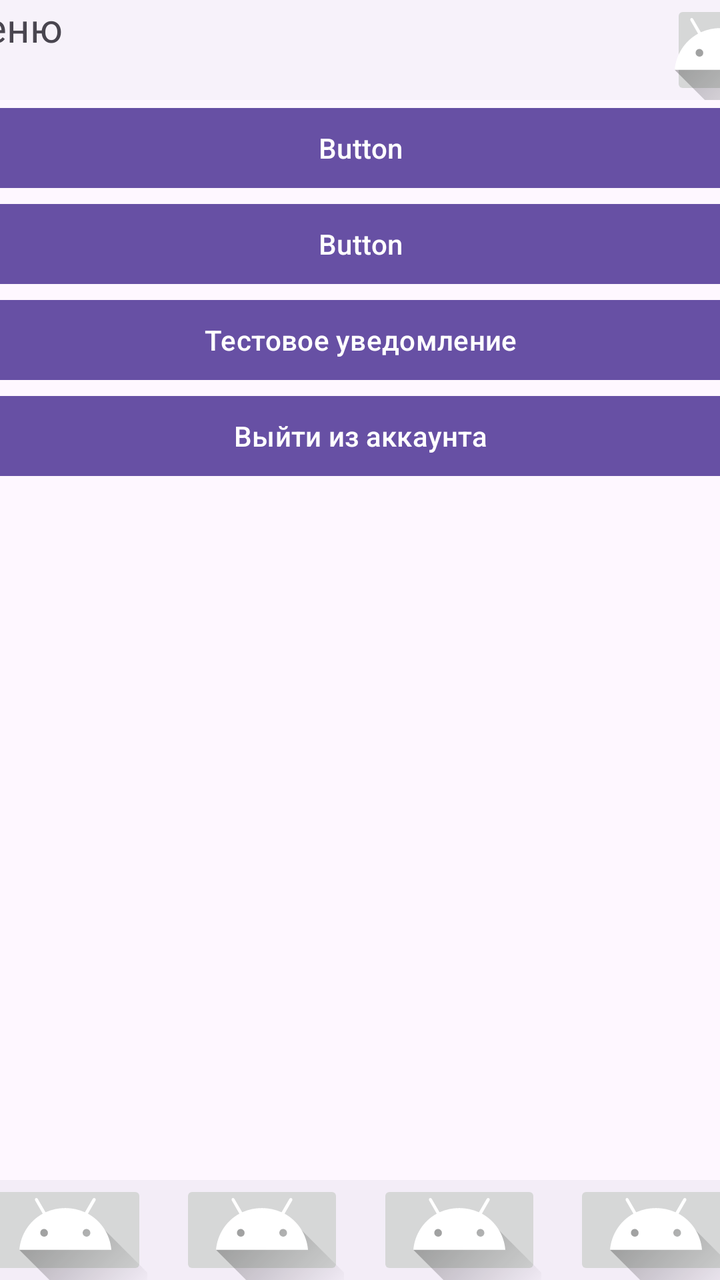
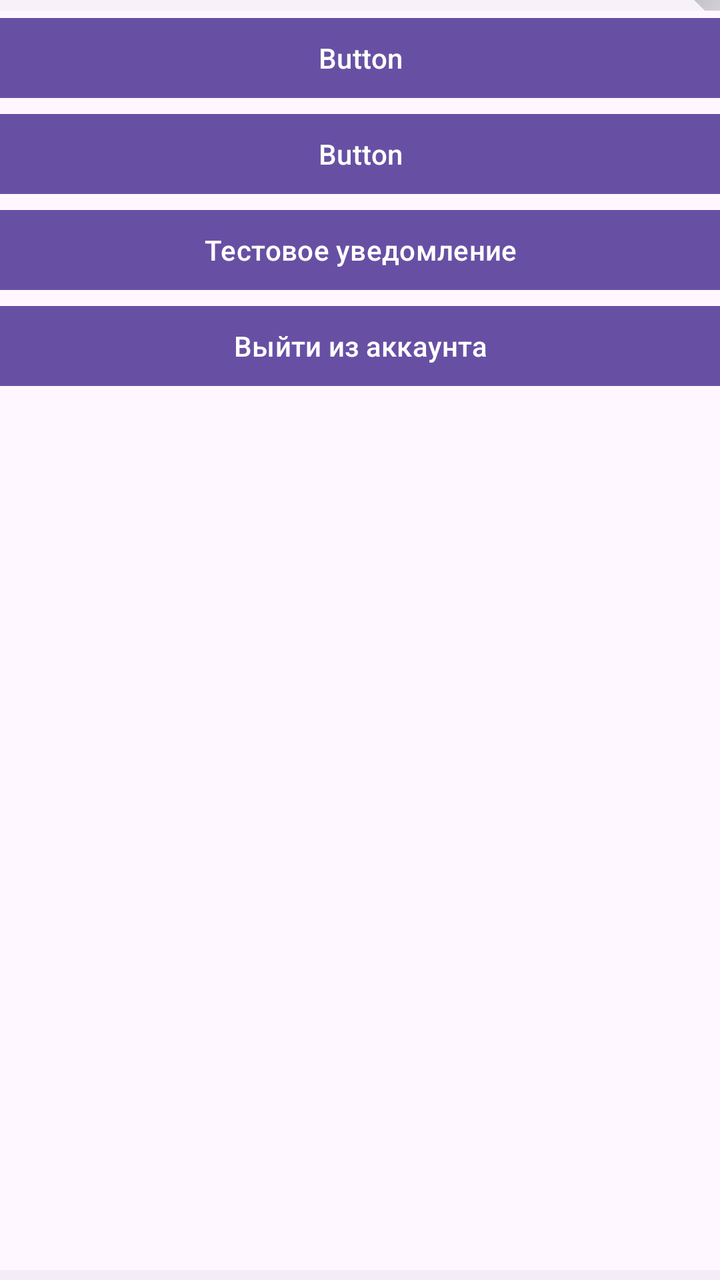

Compare the two renders of this Android layout. The source of the first and the diff that turns it into the second are given below.
<!-- AndroidManifest.xml: application theme Theme.Project1 -->
<!-- res/layout/activity_menu.xml -->
<?xml version="1.0" encoding="utf-8"?>
<androidx.constraintlayout.widget.ConstraintLayout xmlns:android="http://schemas.android.com/apk/res/android"
    xmlns:app="http://schemas.android.com/apk/res-auto"
    xmlns:tools="http://schemas.android.com/tools"
    android:id="@+id/main"
    android:layout_width="match_parent"
    android:layout_height="match_parent"
    tools:context=".Menu">

    <ScrollView
        android:layout_width="410dp"
        android:layout_height="630dp"
        app:layout_constraintEnd_toEndOf="parent"
        app:layout_constraintStart_toStartOf="parent"
        app:layout_constraintTop_toBottomOf="@+id/navigationView">

        <LinearLayout
            android:layout_width="match_parent"
            android:layout_height="wrap_content"
            android:orientation="vertical">

            <Button
                android:id="@+id/button4"
                android:layout_width="match_parent"
                android:layout_height="wrap_content"
                android:text="Button" />

            <Button
                android:id="@+id/button"
                android:layout_width="match_parent"
                android:layout_height="wrap_content"
                android:text="Button" />

            <Button
                android:id="@+id/Notification"
                android:layout_width="match_parent"
                android:layout_height="wrap_content"
                android:text="Тестовое уведомление" />

            <Button
                android:id="@+id/Logout"
                android:layout_width="match_parent"
                android:layout_height="wrap_content"
                android:onClick="Logout_Click"
                android:text="Выйти из аккаунта" />
        </LinearLayout>
    </ScrollView>

    <com.google.android.material.navigation.NavigationView
        android:id="@+id/navigationView"
        android:layout_width="410dp"
        android:layout_height="50dp"
        app:layout_constraintEnd_toEndOf="parent"
        app:layout_constraintStart_toStartOf="parent"
        app:layout_constraintTop_toTopOf="parent">

        <androidx.constraintlayout.widget.ConstraintLayout
            android:layout_width="match_parent"
            android:layout_height="match_parent">

            <TextView
                android:id="@+id/textView5"
                android:layout_width="wrap_content"
                android:layout_height="50dp"
                android:text="Меню"
                android:textSize="20sp"
                app:layout_constraintBottom_toBottomOf="parent"
                app:layout_constraintStart_toStartOf="parent"
                app:layout_constraintTop_toTopOf="parent" />

            <ImageButton
                android:id="@+id/imageButton2"
                android:layout_width="50dp"
                android:layout_height="wrap_content"
                app:layout_constraintBottom_toBottomOf="parent"
                app:layout_constraintEnd_toEndOf="parent"
                app:layout_constraintTop_toTopOf="parent"
                app:srcCompat="@drawable/ic_launcher_foreground" />
        </androidx.constraintlayout.widget.ConstraintLayout>
    </com.google.android.material.navigation.NavigationView>

    <com.google.android.material.bottomnavigation.BottomNavigationView
        android:id="@+id/bottomNavigationView"
        android:layout_width="410dp"
        android:layout_height="50dp"
        app:layout_constraintBottom_toBottomOf="parent"
        app:layout_constraintEnd_toEndOf="parent"
        app:layout_constraintStart_toStartOf="parent">

        <androidx.constraintlayout.widget.ConstraintLayout
            android:layout_width="match_parent"
            android:layout_height="match_parent">

            <ImageButton
                android:id="@+id/menu_button_osnova"
                android:layout_width="82dp"
                android:layout_height="wrap_content"
                app:layout_constraintBottom_toBottomOf="parent"
                app:layout_constraintEnd_toStartOf="@+id/menu_button_search"
                app:layout_constraintStart_toStartOf="parent"
                app:layout_constraintTop_toTopOf="parent"
                app:srcCompat="@drawable/ic_launcher_foreground" />

            <ImageButton
                android:id="@+id/menu_button_search"
                android:layout_width="82dp"
                android:layout_height="wrap_content"
                android:onClick="Search_Click"
                app:layout_constraintBottom_toBottomOf="parent"
                app:layout_constraintEnd_toStartOf="@+id/button_menu"
                app:layout_constraintStart_toEndOf="@+id/menu_button_osnova"
                app:layout_constraintTop_toTopOf="parent"
                app:layout_constraintVertical_bias="0.0"
                app:srcCompat="@drawable/ic_launcher_foreground" />

            <ImageButton
                android:id="@+id/button_menu"
                android:layout_width="82dp"
                android:layout_height="wrap_content"
                app:layout_constraintBottom_toBottomOf="parent"
                app:layout_constraintEnd_toStartOf="@+id/button_account_info"
                app:layout_constraintStart_toEndOf="@+id/menu_button_search"
                app:layout_constraintTop_toTopOf="parent"
                app:srcCompat="@drawable/ic_launcher_foreground" />

            <ImageButton
                android:id="@+id/button_account_info"
                android:layout_width="82dp"
                android:layout_height="wrap_content"
                android:onClick="Account_info_Click"
                app:layout_constraintBottom_toBottomOf="parent"
                app:layout_constraintEnd_toEndOf="parent"
                app:layout_constraintStart_toEndOf="@+id/button_menu"
                app:layout_constraintTop_toTopOf="parent"
                app:srcCompat="@drawable/ic_launcher_foreground" />
        </androidx.constraintlayout.widget.ConstraintLayout>
    </com.google.android.material.bottomnavigation.BottomNavigationView>
</androidx.constraintlayout.widget.ConstraintLayout>
<!-- resources referenced by this layout -->
<resources>
  <!-- drawable ic_launcher_foreground (drawable) -->
  <vector xmlns:android="http://schemas.android.com/apk/res/android"
      xmlns:aapt="http://schemas.android.com/aapt"
      android:width="108dp"
      android:height="108dp"
      android:viewportWidth="108"
      android:viewportHeight="108">
      <path android:pathData="M31,63.928c0,0 6.4,-11 12.1,-13.1c7.2,-2.6 26,-1.4 26,-1.4l38.1,38.1L107,108.928l-32,-1L31,63.928z">
          <aapt:attr name="android:fillColor">
              <gradient
                  android:endX="85.84757"
                  android:endY="92.4963"
                  android:startX="42.9492"
                  android:startY="49.59793"
                  android:type="linear">
                  <item
                      android:color="#44000000"
                      android:offset="0.0" />
                  <item
                      android:color="#00000000"
                      android:offset="1.0" />
              </gradient>
          </aapt:attr>
      </path>
      <path
          android:fillColor="#FFFFFF"
          android:fillType="nonZero"
          android:pathData="M65.3,45.828l3.8,-6.6c0.2,-0.4 0.1,-0.9 -0.3,-1.1c-0.4,-0.2 -0.9,-0.1 -1.1,0.3l-3.9,6.7c-6.3,-2.8 -13.4,-2.8 -19.7,0l-3.9,-6.7c-0.2,-0.4 -0.7,-0.5 -1.1,-0.3C38.8,38.328 38.7,38.828 38.9,39.228l3.8,6.6C36.2,49.428 31.7,56.028 31,63.928h46C76.3,56.028 71.8,49.428 65.3,45.828zM43.4,57.328c-0.8,0 -1.5,-0.5 -1.8,-1.2c-0.3,-0.7 -0.1,-1.5 0.4,-2.1c0.5,-0.5 1.4,-0.7 2.1,-0.4c0.7,0.3 1.2,1 1.2,1.8C45.3,56.528 44.5,57.328 43.4,57.328L43.4,57.328zM64.6,57.328c-0.8,0 -1.5,-0.5 -1.8,-1.2s-0.1,-1.5 0.4,-2.1c0.5,-0.5 1.4,-0.7 2.1,-0.4c0.7,0.3 1.2,1 1.2,1.8C66.5,56.528 65.6,57.328 64.6,57.328L64.6,57.328z"
          android:strokeWidth="1"
          android:strokeColor="#00000000" />
  </vector>
  <style name="Theme.Project1" parent="Base.Theme.Project1" />
  <style name="Base.Theme.Project1" parent="Theme.Material3.DayNight.NoActionBar">
          
          
      </style>
</resources>

<!-- the commit's change to res/layout/activity_menu.xml (unified diff, before → after) -->
@@ -8,8 +8,12 @@
     tools:context=".Menu">
 
     <ScrollView
+        android:id="@+id/scrollView4"
         android:layout_width="410dp"
         android:layout_height="630dp"
+        android:layout_marginStart="20dp"
+        android:layout_marginEnd="20dp"
+        app:layout_constraintBottom_toTopOf="@+id/Menu_bottomNavigationView"
         app:layout_constraintEnd_toEndOf="parent"
         app:layout_constraintStart_toStartOf="parent"
         app:layout_constraintTop_toBottomOf="@+id/navigationView">
@@ -50,6 +54,9 @@
         android:id="@+id/navigationView"
         android:layout_width="410dp"
         android:layout_height="50dp"
+        android:layout_marginStart="20dp"
+        android:layout_marginEnd="20dp"
+        app:layout_constraintBottom_toTopOf="@+id/scrollView4"
         app:layout_constraintEnd_toEndOf="parent"
         app:layout_constraintStart_toStartOf="parent"
         app:layout_constraintTop_toTopOf="parent">
@@ -80,57 +87,57 @@
     </com.google.android.material.navigation.NavigationView>
 
     <com.google.android.material.bottomnavigation.BottomNavigationView
-        android:id="@+id/bottomNavigationView"
+        android:id="@+id/Menu_bottomNavigationView"
         android:layout_width="410dp"
         android:layout_height="50dp"
         app:layout_constraintBottom_toBottomOf="parent"
         app:layout_constraintEnd_toEndOf="parent"
-        app:layout_constraintStart_toStartOf="parent">
+        app:layout_constraintStart_toStartOf="parent"
+        app:layout_constraintTop_toBottomOf="@+id/scrollView4">
 
         <androidx.constraintlayout.widget.ConstraintLayout
             android:layout_width="match_parent"
             android:layout_height="match_parent">
 
             <ImageButton
-                android:id="@+id/menu_button_osnova"
+                android:id="@+id/Menu_osnova_Butoon"
                 android:layout_width="82dp"
                 android:layout_height="wrap_content"
                 app:layout_constraintBottom_toBottomOf="parent"
-                app:layout_constraintEnd_toStartOf="@+id/menu_button_search"
+                app:layout_constraintEnd_toStartOf="@+id/Menu_Search_Button"
                 app:layout_constraintStart_toStartOf="parent"
                 app:layout_constraintTop_toTopOf="parent"
                 app:srcCompat="@drawable/ic_launcher_foreground" />
 
             <ImageButton
-                android:id="@+id/menu_button_search"
+                android:id="@+id/Menu_Search_Button"
                 android:layout_width="82dp"
                 android:layout_height="wrap_content"
-                android:onClick="Search_Click"
                 app:layout_constraintBottom_toBottomOf="parent"
-                app:layout_constraintEnd_toStartOf="@+id/button_menu"
-                app:layout_constraintStart_toEndOf="@+id/menu_button_osnova"
+                app:layout_constraintEnd_toStartOf="@+id/Menu_Menu_Button"
+                app:layout_constraintStart_toEndOf="@+id/Menu_osnova_Butoon"
                 app:layout_constraintTop_toTopOf="parent"
                 app:layout_constraintVertical_bias="0.0"
                 app:srcCompat="@drawable/ic_launcher_foreground" />
 
             <ImageButton
-                android:id="@+id/button_menu"
+                android:id="@+id/Menu_Menu_Button"
                 android:layout_width="82dp"
                 android:layout_height="wrap_content"
                 app:layout_constraintBottom_toBottomOf="parent"
-                app:layout_constraintEnd_toStartOf="@+id/button_account_info"
-                app:layout_constraintStart_toEndOf="@+id/menu_button_search"
+                app:layout_constraintEnd_toStartOf="@+id/Menu_AI_Button"
+                app:layout_constraintStart_toEndOf="@+id/Menu_Search_Button"
                 app:layout_constraintTop_toTopOf="parent"
                 app:srcCompat="@drawable/ic_launcher_foreground" />
 
             <ImageButton
-                android:id="@+id/button_account_info"
+                android:id="@+id/Menu_AI_Button"
                 android:layout_width="82dp"
                 android:layout_height="wrap_content"
                 android:onClick="Account_info_Click"
                 app:layout_constraintBottom_toBottomOf="parent"
                 app:layout_constraintEnd_toEndOf="parent"
-                app:layout_constraintStart_toEndOf="@+id/button_menu"
+                app:layout_constraintStart_toEndOf="@+id/Menu_Menu_Button"
                 app:layout_constraintTop_toTopOf="parent"
                 app:srcCompat="@drawable/ic_launcher_foreground" />
         </androidx.constraintlayout.widget.ConstraintLayout>
